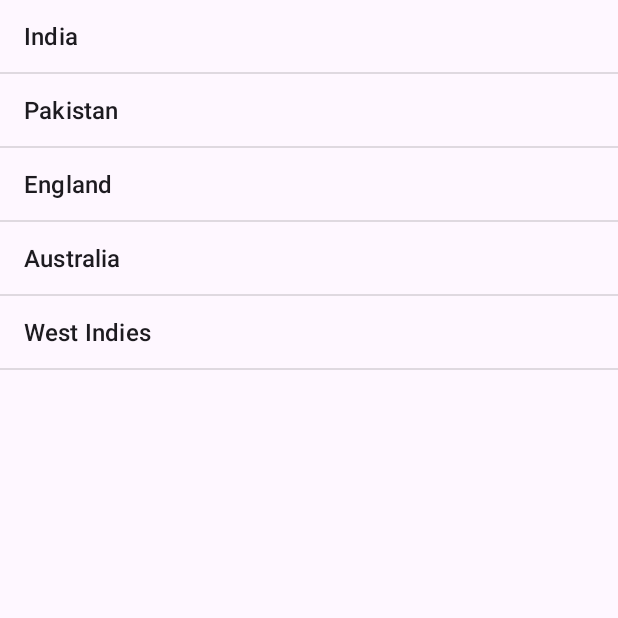
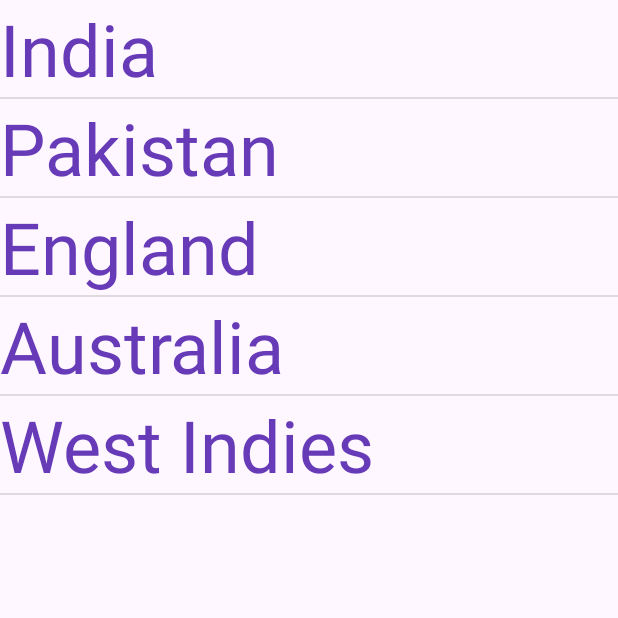
Before and after one commit to Vaibhavbansal15/Android_APPs, an Android app: the screen it shows after launch (MainActivity), on a phone screen of 412 x 824 dp, the top half of it. Run offline under Robolectric (Android 15) with nearby library versions, the phone set to English and light mode, and no system bars.

Commit message:
Added custom ListView in Simple ListView App

```diff
--- a/SimpleListViewApp/app/src/main/java/com/minorproject/simplelistviewapp/MainActivity.java
+++ b/SimpleListViewApp/app/src/main/java/com/minorproject/simplelistviewapp/MainActivity.java
@@ -31,7 +31,8 @@ public class MainActivity extends AppCompatActivity {
         // 3- Adapter
         ArrayAdapter adapter = new ArrayAdapter(
                 this,
-                android.R.layout.simple_list_item_1,
+                R.layout.my_item_layout,
+                R.id.textView,
                 worldCup23
         );
 
--- /dev/null
+++ b/SimpleListViewApp/app/src/main/res/layout/my_item_layout.xml
@@ -0,0 +1,17 @@
+<?xml version="1.0" encoding="utf-8"?>
+<androidx.constraintlayout.widget.ConstraintLayout xmlns:android="http://schemas.android.com/apk/res/android"
+    xmlns:app="http://schemas.android.com/apk/res-auto"
+    android:layout_width="match_parent"
+    android:layout_height="match_parent">
+
+    <TextView
+        android:id="@+id/textView"
+        android:layout_width="0dp"
+        android:layout_height="wrap_content"
+        android:textColor="#673AB7"
+        android:textSize="48sp"
+        app:layout_constraintEnd_toEndOf="parent"
+        app:layout_constraintStart_toStartOf="parent"
+        app:layout_constraintTop_toTopOf="parent" />
+
+</androidx.constraintlayout.widget.ConstraintLayout>
```
